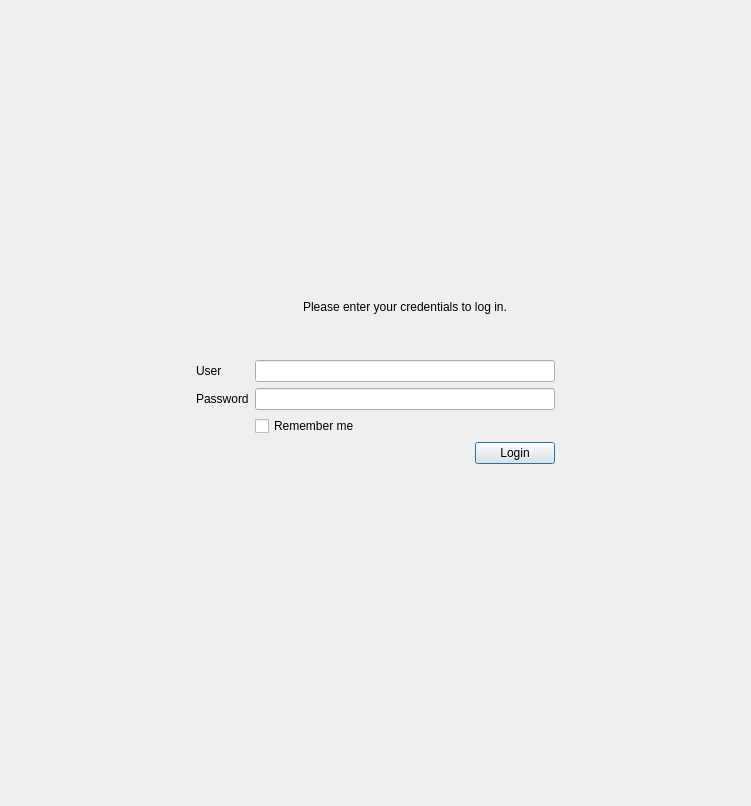
Above: Include/imtauthgui/CStandardLoginGuiComp.ui from ImagingTools/ImtCore before the change. Below: the same form after it.
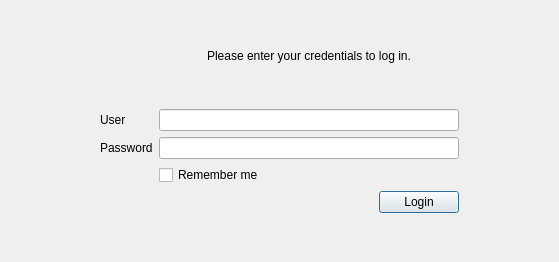
That is the form after the change. Icons and pictures are not drawn.

Commit message: Changes from Q

```diff
--- a/Include/imtauthgui/CStandardLoginGuiComp.ui
+++ b/Include/imtauthgui/CStandardLoginGuiComp.ui
@@ -2,14 +2,6 @@
 <ui version="4.0">
  <class>CStandardLoginGuiComp</class>
  <widget class="QWidget" name="CStandardLoginGuiComp">
-  <property name="geometry">
-   <rect>
-    <x>0</x>
-    <y>0</y>
-    <width>751</width>
-    <height>806</height>
-   </rect>
-  </property>
   <property name="windowTitle">
    <string>Form</string>
   </property>
@@ -29,27 +21,8 @@
    <property name="bottomMargin">
     <number>0</number>
    </property>
-   <item>
-    <spacer name="verticalSpacer_31">
-     <property name="orientation">
-      <enum>Qt::Orientation::Vertical</enum>
-     </property>
-     <property name="sizeHint" stdset="0">
-      <size>
-       <width>20</width>
-       <height>140</height>
-      </size>
-     </property>
-    </spacer>
-   </item>
    <item>
     <widget class="QWidget" name="MainFrame" native="true">
-     <property name="minimumSize">
-      <size>
-       <width>500</width>
-       <height>675</height>
-      </size>
-     </property>
      <layout class="QVBoxLayout" name="verticalLayout_2">
       <property name="spacing">
        <number>0</number>
@@ -66,7 +39,7 @@
       <property name="bottomMargin">
        <number>0</number>
       </property>
-      <item alignment="Qt::AlignmentFlag::AlignHCenter|Qt::AlignmentFlag::AlignVCenter">
+      <item alignment="Qt::AlignHCenter|Qt::AlignVCenter">
        <widget class="QStackedWidget" name="StackedWidget">
         <property name="currentIndex">
          <number>0</number>
@@ -91,128 +64,106 @@
           <item>
            <widget class="QFrame" name="LoginFrame">
             <property name="frameShape">
-             <enum>QFrame::Shape::NoFrame</enum>
+             <enum>QFrame::NoFrame</enum>
             </property>
             <property name="frameShadow">
-             <enum>QFrame::Shadow::Raised</enum>
+             <enum>QFrame::Raised</enum>
             </property>
             <layout class="QGridLayout" name="gridLayout_2">
-             <item row="4" column="2">
-              <widget class="QLabel" name="PasswordLabel">
-               <property name="text">
-                <string>Password</string>
+             <item row="0" column="2">
+              <spacer name="verticalSpacer">
+               <property name="orientation">
+                <enum>Qt::Vertical</enum>
                </property>
-              </widget>
+               <property name="sizeHint" stdset="0">
+                <size>
+                 <width>20</width>
+                 <height>40</height>
+                </size>
+               </property>
+              </spacer>
              </item>
-             <item row="3" column="2">
+             <item row="4" column="3">
+              <spacer name="horizontalSpacer_10">
+               <property name="orientation">
+                <enum>Qt::Horizontal</enum>
+               </property>
+               <property name="sizeHint" stdset="0">
+                <size>
+                 <width>40</width>
+                 <height>20</height>
+                </size>
+               </property>
+              </spacer>
+             </item>
+             <item row="3" column="1">
               <widget class="QLabel" name="label">
                <property name="text">
                 <string>User</string>
                </property>
               </widget>
              </item>
-             <item row="4" column="3">
-              <widget class="QLineEdit" name="PasswordEdit">
-               <property name="echoMode">
-                <enum>QLineEdit::EchoMode::Password</enum>
-               </property>
-              </widget>
-             </item>
-             <item row="5" column="3">
+             <item row="5" column="2">
               <widget class="QCheckBox" name="RememberMe">
                <property name="text">
                 <string>Remember me</string>
                </property>
               </widget>
              </item>
-             <item row="6" column="3">
-              <layout class="QHBoxLayout" name="horizontalLayout">
-               <item>
-                <widget class="QLabel" name="PasswordMessage">
-                 <property name="text">
-                  <string/>
-                 </property>
-                </widget>
-               </item>
-               <item>
-                <spacer name="horizontalSpacer_4">
-                 <property name="orientation">
-                  <enum>Qt::Orientation::Horizontal</enum>
-                 </property>
-                 <property name="sizeHint" stdset="0">
-                  <size>
-                   <width>40</width>
-                   <height>20</height>
-                  </size>
-                 </property>
-                </spacer>
-               </item>
-               <item>
-                <widget class="QPushButton" name="LoginButton">
-                 <property name="text">
-                  <string>Login</string>
-                 </property>
-                 <property name="icon">
-                  <iconset>
-                   <normaloff>:/Icons/Unlock</normaloff>:/Icons/Unlock</iconset>
-                 </property>
-                 <property name="default">
-                  <bool>true</bool>
-                 </property>
-                </widget>
-               </item>
-              </layout>
-             </item>
-             <item row="4" column="4">
-              <spacer name="horizontalSpacer_3">
+             <item row="2" column="2">
+              <spacer name="verticalSpacer_4">
                <property name="orientation">
-                <enum>Qt::Orientation::Horizontal</enum>
+                <enum>Qt::Vertical</enum>
+               </property>
+               <property name="sizeType">
+                <enum>QSizePolicy::Fixed</enum>
                </property>
                <property name="sizeHint" stdset="0">
                 <size>
-                 <width>40</width>
-                 <height>20</height>
+                 <width>20</width>
+                 <height>40</height>
                 </size>
                </property>
               </spacer>
              </item>
-             <item row="1" column="3">
+             <item row="4" column="2">
+              <widget class="QLineEdit" name="PasswordEdit">
+               <property name="echoMode">
+                <enum>QLineEdit::Password</enum>
+               </property>
+              </widget>
+             </item>
+             <item row="1" column="2">
               <widget class="QLabel" name="LoginMessage">
                <property name="text">
                 <string>Please enter your credentials to log in.</string>
                </property>
                <property name="alignment">
-                <set>Qt::AlignmentFlag::AlignCenter</set>
+                <set>Qt::AlignCenter</set>
                </property>
               </widget>
              </item>
+             <item row="7" column="2">
+              <spacer name="verticalSpacer_2">
+               <property name="orientation">
+                <enum>Qt::Vertical</enum>
+               </property>
+               <property name="sizeHint" stdset="0">
+                <size>
+                 <width>20</width>
+                 <height>40</height>
+                </size>
+               </property>
+              </spacer>
+             </item>
              <item row="4" column="1">
-              <spacer name="horizontalSpacer">
-               <property name="orientation">
-                <enum>Qt::Orientation::Horizontal</enum>
+              <widget class="QLabel" name="PasswordLabel">
+               <property name="text">
+                <string>Password</string>
                </property>
-               <property name="sizeHint" stdset="0">
-                <size>
-                 <width>40</width>
-                 <height>20</height>
-                </size>
-               </property>
-              </spacer>
+              </widget>
              </item>
-             <item row="0" column="3">
-              <spacer name="verticalSpacer">
-               <property name="orientation">
-                <enum>Qt::Orientation::Vertical</enum>
-               </property>
-               <property name="sizeHint" stdset="0">
-                <size>
-                 <width>20</width>
-                 <height>40</height>
-                </size>
-               </property>
-              </spacer>
-             </item>
-             <item row="3" column="3">
+             <item row="3" column="2">
               <widget class="QLineEdit" name="UserEdit">
                <property name="minimumSize">
                 <size>
@@ -221,56 +172,52 @@
                 </size>
                </property>
                <property name="focusPolicy">
-                <enum>Qt::FocusPolicy::StrongFocus</enum>
+                <enum>Qt::StrongFocus</enum>
                </property>
               </widget>
              </item>
+             <item row="6" column="2">
+              <layout class="QHBoxLayout" name="horizontalLayout">
+               <item>
+                <widget class="QLabel" name="PasswordMessage">
+                 <property name="text">
+                  <string/>
+                 </property>
+                </widget>
+               </item>
+               <item>
+                <spacer name="horizontalSpacer_4">
+                 <property name="orientation">
+                  <enum>Qt::Horizontal</enum>
+                 </property>
+                 <property name="sizeHint" stdset="0">
+                  <size>
+                   <width>40</width>
+                   <height>20</height>
+                  </size>
+                 </property>
+                </spacer>
+               </item>
+               <item>
+                <widget class="QPushButton" name="LoginButton">
+                 <property name="text">
+                  <string>Login</string>
+                 </property>
+                 <property name="icon">
+                  <iconset>
+                   <normaloff>:/Icons/Unlock</normaloff>:/Icons/Unlock</iconset>
+                 </property>
+                 <property name="default">
+                  <bool>true</bool>
+                 </property>
+                </widget>
+               </item>
+              </layout>
+             </item>
              <item row="4" column="0">
-              <spacer name="horizontalSpacer_9">
+              <spacer name="horizontalSpacer">
                <property name="orientation">
-                <enum>Qt::Orientation::Horizontal</enum>
-               </property>
-               <property name="sizeHint" stdset="0">
-                <size>
-                 <width>40</width>
-                 <height>20</height>
-                </size>
-               </property>
-              </spacer>
-             </item>
-             <item row="7" column="3">
-              <spacer name="verticalSpacer_2">
-               <property name="orientation">
-                <enum>Qt::Orientation::Vertical</enum>
-               </property>
-               <property name="sizeHint" stdset="0">
-                <size>
-                 <width>20</width>
-                 <height>40</height>
-                </size>
-               </property>
-              </spacer>
-             </item>
-             <item row="2" column="3">
-              <spacer name="verticalSpacer_4">
-               <property name="orientation">
-                <enum>Qt::Orientation::Vertical</enum>
-               </property>
-               <property name="sizeType">
-                <enum>QSizePolicy::Policy::Fixed</enum>
-               </property>
-               <property name="sizeHint" stdset="0">
-                <size>
-                 <width>20</width>
-                 <height>40</height>
-                </size>
-               </property>
-              </spacer>
-             </item>
-             <item row="4" column="5">
-              <spacer name="horizontalSpacer_10">
-               <property name="orientation">
-                <enum>Qt::Orientation::Horizontal</enum>
+                <enum>Qt::Horizontal</enum>
                </property>
                <property name="sizeHint" stdset="0">
                 <size>
@@ -311,10 +258,10 @@
           <item>
            <widget class="QFrame" name="PasswordFrame">
             <property name="frameShape">
-             <enum>QFrame::Shape::NoFrame</enum>
+             <enum>QFrame::NoFrame</enum>
             </property>
             <property name="frameShadow">
-             <enum>QFrame::Shadow::Raised</enum>
+             <enum>QFrame::Raised</enum>
             </property>
             <layout class="QGridLayout" name="gridLayout_3">
              <item row="5" column="3">
@@ -329,7 +276,7 @@
                <item>
                 <spacer name="horizontalSpacer_5">
                  <property name="orientation">
-                  <enum>Qt::Orientation::Horizontal</enum>
+                  <enum>Qt::Horizontal</enum>
                  </property>
                  <property name="sizeHint" stdset="0">
                   <size>
@@ -354,17 +301,17 @@
              <item row="3" column="3">
               <widget class="QLineEdit" name="SuPasswordEdit">
                <property name="echoMode">
-                <enum>QLineEdit::EchoMode::Password</enum>
+                <enum>QLineEdit::Password</enum>
                </property>
               </widget>
              </item>
              <item row="2" column="3">
               <spacer name="verticalSpacer_3">
                <property name="orientation">
-                <enum>Qt::Orientation::Vertical</enum>
+                <enum>Qt::Vertical</enum>
                </property>
                <property name="sizeType">
-                <enum>QSizePolicy::Policy::Fixed</enum>
+                <enum>QSizePolicy::Fixed</enum>
                </property>
                <property name="sizeHint" stdset="0">
                 <size>
@@ -377,7 +324,7 @@
              <item row="3" column="1">
               <spacer name="horizontalSpacer_7">
                <property name="orientation">
-                <enum>Qt::Orientation::Horizontal</enum>
+                <enum>Qt::Horizontal</enum>
                </property>
                <property name="sizeHint" stdset="0">
                 <size>
@@ -390,7 +337,7 @@
              <item row="6" column="3">
               <spacer name="verticalSpacer_8">
                <property name="orientation">
-                <enum>Qt::Orientation::Vertical</enum>
+                <enum>Qt::Vertical</enum>
                </property>
                <property name="sizeHint" stdset="0">
                 <size>
@@ -403,7 +350,7 @@
              <item row="0" column="3">
               <spacer name="verticalSpacer_6">
                <property name="orientation">
-                <enum>Qt::Orientation::Vertical</enum>
+                <enum>Qt::Vertical</enum>
                </property>
                <property name="sizeHint" stdset="0">
                 <size>
@@ -419,14 +366,14 @@
                 <string>Please, enter the password for system administrator</string>
                </property>
                <property name="alignment">
-                <set>Qt::AlignmentFlag::AlignCenter</set>
+                <set>Qt::AlignCenter</set>
                </property>
               </widget>
              </item>
              <item row="3" column="0">
               <spacer name="horizontalSpacer_11">
                <property name="orientation">
-                <enum>Qt::Orientation::Horizontal</enum>
+                <enum>Qt::Horizontal</enum>
                </property>
                <property name="sizeHint" stdset="0">
                 <size>
@@ -439,7 +386,7 @@
              <item row="4" column="3">
               <widget class="QLineEdit" name="SuConfirmPasswordEdit">
                <property name="echoMode">
-                <enum>QLineEdit::EchoMode::Password</enum>
+                <enum>QLineEdit::Password</enum>
                </property>
               </widget>
              </item>
@@ -453,7 +400,7 @@
              <item row="4" column="4">
               <spacer name="horizontalSpacer_8">
                <property name="orientation">
-                <enum>Qt::Orientation::Horizontal</enum>
+                <enum>Qt::Horizontal</enum>
                </property>
                <property name="sizeHint" stdset="0">
                 <size>
@@ -473,7 +420,7 @@
              <item row="4" column="5">
               <spacer name="horizontalSpacer_12">
                <property name="orientation">
-                <enum>Qt::Orientation::Horizontal</enum>
+                <enum>Qt::Horizontal</enum>
                </property>
                <property name="sizeHint" stdset="0">
                 <size>
@@ -511,7 +458,7 @@
              <string>No connection to the server</string>
             </property>
             <property name="alignment">
-             <set>Qt::AlignmentFlag::AlignCenter</set>
+             <set>Qt::AlignCenter</set>
             </property>
            </widget>
           </item>
@@ -531,7 +478,7 @@
            <string/>
           </property>
           <property name="alignment">
-           <set>Qt::AlignmentFlag::AlignCenter</set>
+           <set>Qt::AlignCenter</set>
           </property>
          </widget>
         </widget>
@@ -540,45 +487,6 @@
      </layout>
     </widget>
    </item>
-   <item>
-    <spacer name="horizontalSpacer_2">
-     <property name="orientation">
-      <enum>Qt::Orientation::Horizontal</enum>
-     </property>
-     <property name="sizeHint" stdset="0">
-      <size>
-       <width>219</width>
-       <height>20</height>
-      </size>
-     </property>
-    </spacer>
-   </item>
-   <item>
-    <spacer name="horizontalSpacer_6">
-     <property name="orientation">
-      <enum>Qt::Orientation::Horizontal</enum>
-     </property>
-     <property name="sizeHint" stdset="0">
-      <size>
-       <width>218</width>
-       <height>20</height>
-      </size>
-     </property>
-    </spacer>
-   </item>
-   <item>
-    <spacer name="verticalSpacer_30">
-     <property name="orientation">
-      <enum>Qt::Orientation::Vertical</enum>
-     </property>
-     <property name="sizeHint" stdset="0">
-      <size>
-       <width>20</width>
-       <height>140</height>
-      </size>
-     </property>
-    </spacer>
-   </item>
   </layout>
  </widget>
  <tabstops>
```
